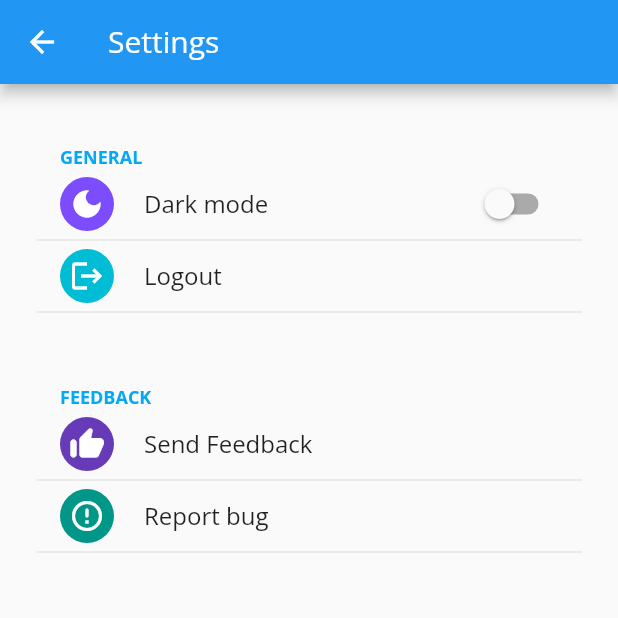
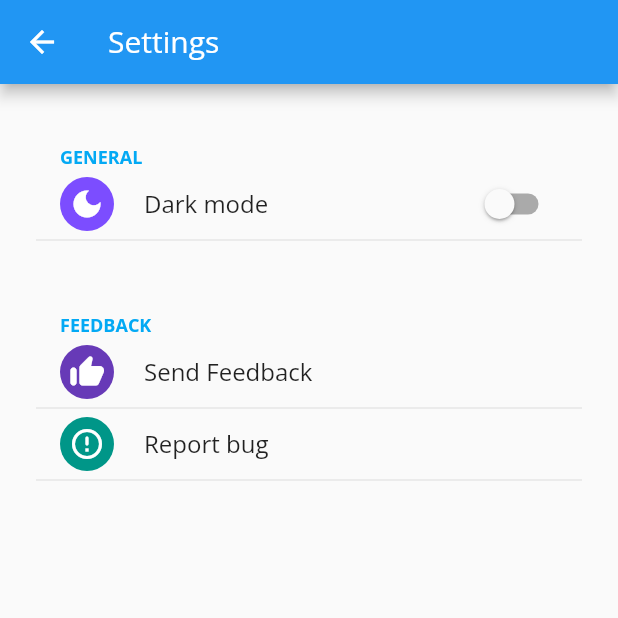
Before and after one commit to SilentCatD/CheckBird, a Flutter app: the screen it shows once a user with an empty profile is signed in, in the side drawer, after a tap on "Setting", on a phone screen of 412 x 824 dp, the top half of it. Run offline on Flutter 3.47's test engine with Material 2 defaults, Android fonts, the phone set to English and light mode, and no system bars; drawn by our look-alikes of flutter_settings_screens; our stand-ins replace awesome_notifications, chewie, cloud_firestore, date_time_picker, firebase_auth, firebase_core and 9 more; missing offline and left inert: flutter_material_color_picker, ntp; accounts and stored records are empty; network calls fail.

Commit message:
Final project

```diff
--- a/lib/screens/home/widgets/quotes.dart
+++ b/lib/screens/home/widgets/quotes.dart
@@ -1,7 +1,6 @@
 import 'dart:async';
 import 'dart:convert';
 
-import 'package:check_bird/utils/theme.dart';
 import 'package:flutter/material.dart';
 import 'package:http/http.dart';
 
@@ -44,20 +43,6 @@ class _QuotesAPISate extends State<QuotesAPI> {
 
   @override
   Widget build(BuildContext context) {
-
-    AppThemeKeys? themeKey = AppTheme.of(context).getCurrentThemeKey();
-
-    late Color cText;
-    late Color cBox;
-
-    if(themeKey == AppThemeKeys.light) {
-        cText = Colors.black;
-    }
-    else {
-        cText = Colors.white;
-    }
-
-
     Size size = MediaQuery.of(context).size;
     return Container(
       margin: const EdgeInsets.only(
@@ -81,22 +66,22 @@ class _QuotesAPISate extends State<QuotesAPI> {
                     child: Text(
                         quote,
                         textAlign: TextAlign.center,
-                        style:  TextStyle(
+                        style:  const TextStyle(
                             letterSpacing: 3,
                             fontSize: 25.0,
-                            color: cText,
+                            color: Colors.white,
                             fontFamily: 'DancingScript',
                             fontWeight: FontWeight.bold)
                     )),
               );
             }
-            return Center(child: Text(
+            return const Center(child: Text(
                 "Waiting for love",
                 textAlign: TextAlign.center,
                 style:  TextStyle(
                     letterSpacing: 3,
                     fontSize: 25.0,
-                    color: cText,
+                    color: Colors.white,
                     fontFamily: 'DancingScript',
                     fontWeight: FontWeight.bold)
             ));
--- a/lib/screens/setting/setting_screen.dart
+++ b/lib/screens/setting/setting_screen.dart
@@ -30,7 +30,6 @@ class _SettingScreenState extends State<SettingScreen> {
               title: 'GENERAL',
               children: <Widget>[
                 buildDarkMode(),
-                buildLogout(),
               ],
             ),
             const SizedBox(height:32),
@@ -45,19 +44,6 @@ class _SettingScreenState extends State<SettingScreen> {
         ),
       ),
     );
-
-  Widget buildLogout() =>SimpleSettingsTile(
-    title: "Logout",
-    subtitle: '',
-    leading:  Container(
-       padding: const EdgeInsets.all(6),
-      decoration: const BoxDecoration(
-        shape: BoxShape.circle,
-        color: Colors.cyan,
-      ),
-      child: const Icon(Icons.logout,color: Colors.white,),
-    ),
-  );
 
   Widget buildFeedBack() =>SimpleSettingsTile(
     title: "Send Feedback",
```
